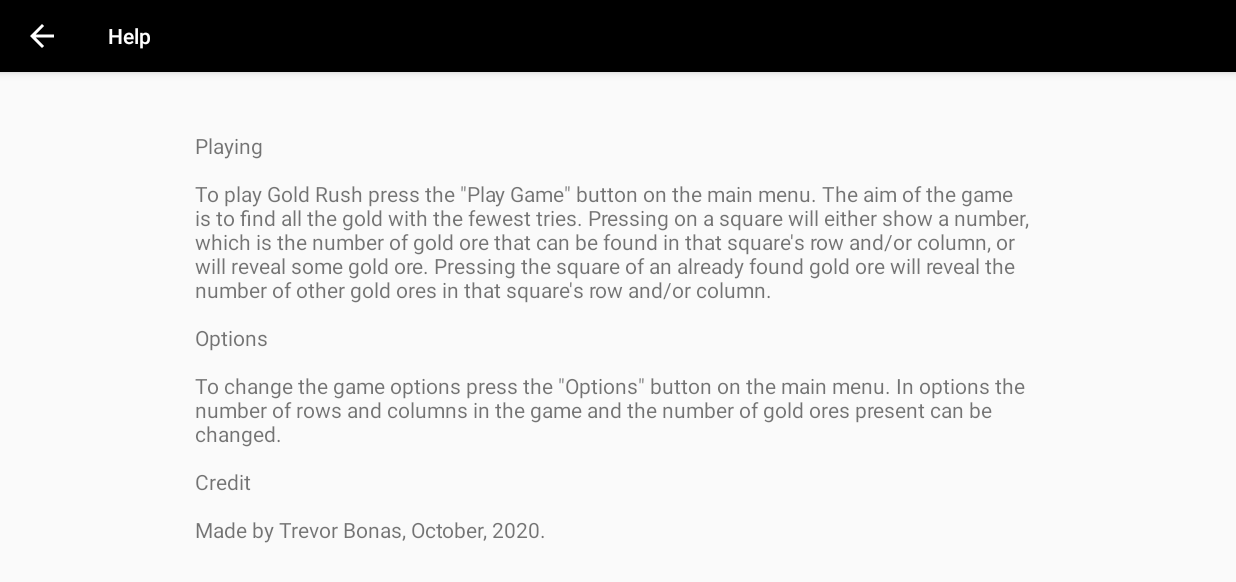
After one commit to trevorbonas/Gold-Rush, an Android app: the HelpActivity screen opened directly, with no data from a screen before it, on a phone screen of 824 x 412 dp (held sideways). The commit adds this screen. Shown: the top 582 px of the screen. Run offline under Robolectric (Android 15) with nearby library versions, the phone set to English and light mode, and no system bars; Roboto replaces fonts that are not available here.

Commit message:
Add help activity and timer to intro

```diff
--- a/app/build.gradle
+++ b/app/build.gradle
@@ -26,7 +26,7 @@ dependencies {
     implementation fileTree(dir: "libs", include: ["*.jar"])
     implementation 'androidx.appcompat:appcompat:1.2.0'
     implementation 'com.google.android.material:material:1.2.1'
-    implementation 'androidx.constraintlayout:constraintlayout:2.0.2'
+    implementation 'androidx.constraintlayout:constraintlayout:2.0.1'
     implementation 'androidx.navigation:navigation-fragment:2.3.0'
     implementation 'androidx.navigation:navigation-ui:2.3.0'
     implementation 'androidx.legacy:legacy-support-v4:1.0.0'
--- /dev/null
+++ b/app/src/main/java/com/tbonas/mineseeker/HelpActivity.java
@@ -0,0 +1,28 @@
+package com.tbonas.mineseeker;
+
+
+import android.os.Bundle;
+
+import com.google.android.material.floatingactionbutton.FloatingActionButton;
+import com.google.android.material.snackbar.Snackbar;
+
+import androidx.appcompat.app.ActionBar;
+import androidx.appcompat.app.AppCompatActivity;
+import androidx.appcompat.widget.Toolbar;
+
+import android.view.View;
+
+public class HelpActivity extends AppCompatActivity {
+
+    @Override
+    protected void onCreate(Bundle savedInstanceState) {
+        super.onCreate(savedInstanceState);
+        setContentView(R.layout.activity_help);
+        Toolbar toolbar = findViewById(R.id.toolbar);
+        setSupportActionBar(toolbar);
+
+        ActionBar ab = getSupportActionBar();
+        ab.setDisplayHomeAsUpEnabled(true);
+
+    }
+}
--- /dev/null
+++ b/app/src/main/res/layout/activity_help.xml
@@ -0,0 +1,25 @@
+<?xml version="1.0" encoding="utf-8"?>
+<androidx.coordinatorlayout.widget.CoordinatorLayout xmlns:android="http://schemas.android.com/apk/res/android"
+    xmlns:app="http://schemas.android.com/apk/res-auto"
+    xmlns:tools="http://schemas.android.com/tools"
+    android:layout_width="match_parent"
+    android:layout_height="match_parent"
+    tools:context=".HelpActivity">
+
+    <com.google.android.material.appbar.AppBarLayout
+        android:layout_width="match_parent"
+        android:layout_height="wrap_content"
+        android:theme="@style/AppTheme.AppBarOverlay">
+
+        <androidx.appcompat.widget.Toolbar
+            android:id="@+id/toolbar"
+            android:layout_width="match_parent"
+            android:layout_height="?attr/actionBarSize"
+            android:background="?attr/colorPrimary"
+            app:popupTheme="@style/AppTheme.PopupOverlay" />
+
+    </com.google.android.material.appbar.AppBarLayout>
+
+    <include layout="@layout/content_help" />
+
+</androidx.coordinatorlayout.widget.CoordinatorLayout>
--- a/app/src/main/res/layout/activity_intro.xml
+++ b/app/src/main/res/layout/activity_intro.xml
@@ -33,7 +33,6 @@
         android:textAlignment="center"
         android:textColor="#000000"
         android:textSize="47sp"
-        android:typeface="normal"
         app:layout_constraintBottom_toBottomOf="parent"
         app:layout_constraintEnd_toEndOf="parent"
         app:layout_constraintStart_toStartOf="parent"
--- /dev/null
+++ b/app/src/main/res/layout/content_help.xml
@@ -0,0 +1,18 @@
+<?xml version="1.0" encoding="utf-8"?>
+<androidx.constraintlayout.widget.ConstraintLayout xmlns:android="http://schemas.android.com/apk/res/android"
+    xmlns:app="http://schemas.android.com/apk/res-auto"
+    xmlns:tools="http://schemas.android.com/tools"
+    android:layout_width="match_parent"
+    android:layout_height="match_parent"
+    app:layout_behavior="@string/appbar_scrolling_view_behavior">
+
+    <TextView
+        android:id="@+id/textView3"
+        android:layout_width="564dp"
+        android:layout_height="286dp"
+        android:text="Playing\n\nTo play Gold Rush press the &quot;Play Game&quot; button on the main menu. The aim of the game is to find all the gold with the fewest tries. Pressing on a square will either show a number, which is the number of gold ore that can be found in that square's row and/or column, or will reveal some gold ore. Pressing the square of an already found gold ore will reveal the number of other gold ores in that square's row and/or column.\n\nOptions\n\nTo change the game options press the &quot;Options&quot; button on the main menu. In options the number of rows and columns in the game and the number of gold ores present can be changed.\n\nCredit\n\nMade by Trevor Bonas, October, 2020."
+        app:layout_constraintBottom_toBottomOf="parent"
+        app:layout_constraintEnd_toEndOf="parent"
+        app:layout_constraintStart_toStartOf="parent"
+        app:layout_constraintTop_toTopOf="parent" />
+</androidx.constraintlayout.widget.ConstraintLayout>
--- a/build.gradle
+++ b/build.gradle
@@ -5,7 +5,7 @@ buildscript {
         jcenter()
     }
     dependencies {
-        classpath "com.android.tools.build:gradle:4.0.2"
+        classpath "com.android.tools.build:gradle:4.0.1"
 
         // NOTE: Do not place your application dependencies here; they belong
         // in the individual module build.gradle files
```
Also changed, not shown: app/src/main/AndroidManifest.xml (+22 -8 lines), app/src/main/java/com/tbonas/mineseeker/IntroActivity.java (+18 -4 lines), app/src/main/java/com/tbonas/mineseeker/MainActivity.java (+17 -0 lines), app/src/main/res/layout/content_main.xml (+19 -22 lines), app/src/main/res/values/strings.xml (+8 -0 lines).
